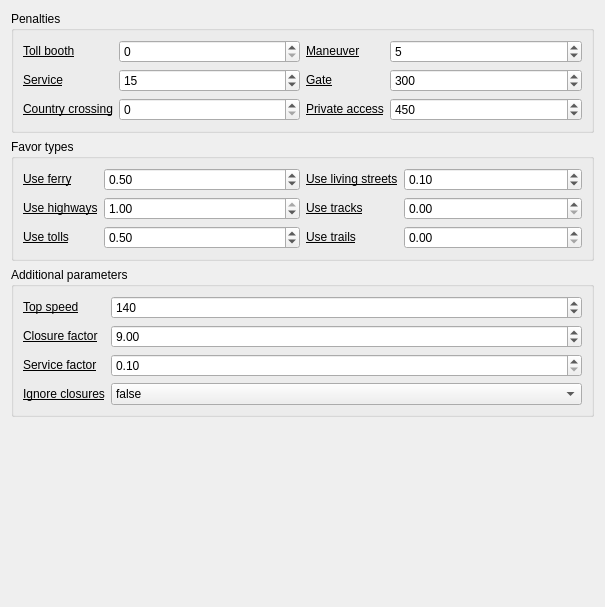
nilsnolde/valhalla-qgis-plugin, file valhalla/resources/ui/routing_settings_valhalla_mbike_widget.ui: the form before one commit.
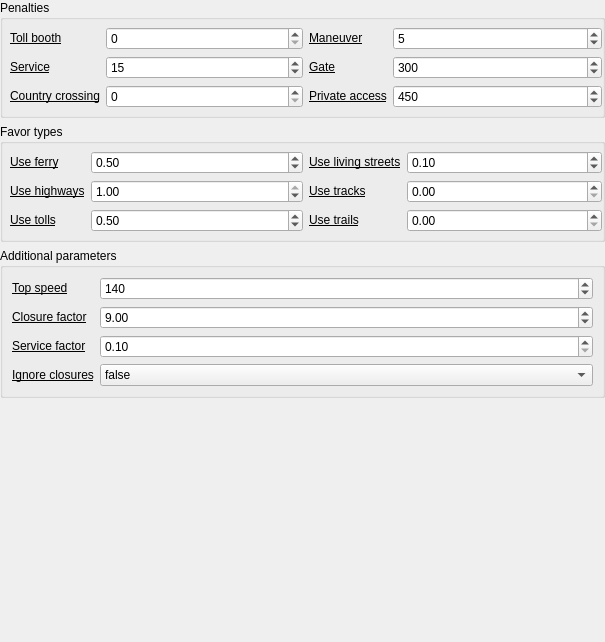
The form after the commit. Custom widgets are drawn as their Qt base class.

Diff of the .ui file:
```diff
--- a/valhalla/resources/ui/routing_settings_valhalla_mbike_widget.ui
+++ b/valhalla/resources/ui/routing_settings_valhalla_mbike_widget.ui
@@ -7,13 +7,25 @@
     <x>0</x>
     <y>0</y>
     <width>605</width>
-    <height>607</height>
+    <height>642</height>
    </rect>
   </property>
   <property name="windowTitle">
    <string>Form</string>
   </property>
   <layout class="QVBoxLayout" name="verticalLayout">
+   <property name="leftMargin">
+    <number>0</number>
+   </property>
+   <property name="topMargin">
+    <number>0</number>
+   </property>
+   <property name="rightMargin">
+    <number>0</number>
+   </property>
+   <property name="bottomMargin">
+    <number>0</number>
+   </property>
    <item>
     <widget class="QgsCollapsibleGroupBox" name="penalties_box">
      <property name="toolTip">
@@ -26,6 +38,18 @@
       <bool>false</bool>
      </property>
      <layout class="QHBoxLayout" name="horizontalLayout_7">
+      <property name="leftMargin">
+       <number>7</number>
+      </property>
+      <property name="topMargin">
+       <number>7</number>
+      </property>
+      <property name="rightMargin">
+       <number>0</number>
+      </property>
+      <property name="bottomMargin">
+       <number>7</number>
+      </property>
       <item>
        <layout class="QFormLayout" name="penalties_column_1">
         <item row="0" column="0">
@@ -34,7 +58,7 @@
            <string>&lt;html&gt;&lt;head/&gt;&lt;body&gt;&lt;p&gt;A penalty applied to the cost when a toll&lt;a href=&quot;http://wiki.openstreetmap.org/wiki/Tag:barrier%3Dtoll_booth&quot;&gt;&lt;span style=&quot; text-decoration: underline; color:#0068da;&quot;/&gt;&lt;/a&gt;booth is encountered.&lt;/p&gt;&lt;/body&gt;&lt;/html&gt;</string>
           </property>
           <property name="text">
-           <string>&lt;html&gt;&lt;head/&gt;&lt;body&gt;&lt;p&gt;&lt;a href=&quot;https://github.com/valhalla/valhalla/blob/master/docs/api/turn-by-turn/api-reference.md#automobile-and-bus-costing-options&quot;&gt;&lt;span style=&quot; text-decoration: underline; color:#000000;&quot;&gt;Toll booth&lt;/span&gt;&lt;/a&gt;&lt;/p&gt;&lt;/body&gt;&lt;/html&gt;</string>
+           <string>&lt;html&gt;&lt;head/&gt;&lt;body&gt;&lt;p&gt;&lt;a href=&quot;https://valhalla.github.io/valhalla/api/turn-by-turn/api-reference.md#automobile-and-bus-costing-options&quot;&gt;&lt;span style=&quot; text-decoration: underline; color:#000000;&quot;&gt;Toll booth&lt;/span&gt;&lt;/a&gt;&lt;/p&gt;&lt;/body&gt;&lt;/html&gt;</string>
           </property>
           <property name="openExternalLinks">
            <bool>true</bool>
@@ -71,7 +95,7 @@
            <string>&lt;html&gt;&lt;head/&gt;&lt;body&gt;&lt;p&gt;A penalty applied for transition to generic service road. &lt;/p&gt;&lt;/body&gt;&lt;/html&gt;</string>
           </property>
           <property name="text">
-           <string>&lt;html&gt;&lt;head/&gt;&lt;body&gt;&lt;p&gt;&lt;a href=&quot;https://github.com/valhalla/valhalla/blob/master/docs/api/turn-by-turn/api-reference.md#automobile-and-bus-costing-options&quot;&gt;&lt;span style=&quot; text-decoration: underline; color:#000000;&quot;&gt;Service&lt;/span&gt;&lt;/a&gt;&lt;/p&gt;&lt;/body&gt;&lt;/html&gt;</string>
+           <string>&lt;html&gt;&lt;head/&gt;&lt;body&gt;&lt;p&gt;&lt;a href=&quot;https://valhalla.github.io/valhalla/api/turn-by-turn/api-reference.md#automobile-and-bus-costing-options&quot;&gt;&lt;span style=&quot; text-decoration: underline; color:#000000;&quot;&gt;Service&lt;/span&gt;&lt;/a&gt;&lt;/p&gt;&lt;/body&gt;&lt;/html&gt;</string>
           </property>
           <property name="openExternalLinks">
            <bool>true</bool>
@@ -84,7 +108,7 @@
            <string>&lt;html&gt;&lt;head/&gt;&lt;body&gt;&lt;table border=&quot;0&quot; style=&quot; margin-top:0px; margin-bottom:0px; margin-left:0px; margin-right:0px;&quot; cellspacing=&quot;2&quot; cellpadding=&quot;0&quot;&gt;&lt;tr&gt;&lt;td/&gt;&lt;td&gt;&lt;p&gt;A penalty applied for a country crossing.&lt;/p&gt;&lt;/td&gt;&lt;/tr&gt;&lt;/table&gt;&lt;/body&gt;&lt;/html&gt;</string>
           </property>
           <property name="text">
-           <string>&lt;html&gt;&lt;head/&gt;&lt;body&gt;&lt;p&gt;&lt;a href=&quot;https://github.com/valhalla/valhalla/blob/master/docs/api/turn-by-turn/api-reference.md#automobile-and-bus-costing-options&quot;&gt;&lt;span style=&quot; text-decoration: underline; color:#000000;&quot;&gt;Country crossing&lt;/span&gt;&lt;/a&gt;&lt;/p&gt;&lt;/body&gt;&lt;/html&gt;</string>
+           <string>&lt;html&gt;&lt;head/&gt;&lt;body&gt;&lt;p&gt;&lt;a href=&quot;https://valhalla.github.io/valhalla/api/turn-by-turn/api-reference.md#automobile-and-bus-costing-options&quot;&gt;&lt;span style=&quot; text-decoration: underline; color:#000000;&quot;&gt;Country crossing&lt;/span&gt;&lt;/a&gt;&lt;/p&gt;&lt;/body&gt;&lt;/html&gt;</string>
           </property>
           <property name="openExternalLinks">
            <bool>true</bool>
@@ -101,7 +125,7 @@
            <string>&lt;html&gt;&lt;head/&gt;&lt;body&gt;&lt;p&gt;A penalty applied when transitioning between roads that do not have consistent naming–in other words, no road names in common.&lt;/p&gt;&lt;/body&gt;&lt;/html&gt;</string>
           </property>
           <property name="text">
-           <string>&lt;html&gt;&lt;head/&gt;&lt;body&gt;&lt;p&gt;&lt;a href=&quot;https://github.com/valhalla/valhalla/blob/master/docs/api/turn-by-turn/api-reference.md#automobile-and-bus-costing-options&quot;&gt;&lt;span style=&quot; text-decoration: underline; color:#000000;&quot;&gt;Maneuver&lt;/span&gt;&lt;/a&gt;&lt;/p&gt;&lt;/body&gt;&lt;/html&gt;</string>
+           <string>&lt;html&gt;&lt;head/&gt;&lt;body&gt;&lt;p&gt;&lt;a href=&quot;https://valhalla.github.io/valhalla/api/turn-by-turn/api-reference.md#automobile-and-bus-costing-options&quot;&gt;&lt;span style=&quot; text-decoration: underline; color:#000000;&quot;&gt;Maneuver&lt;/span&gt;&lt;/a&gt;&lt;/p&gt;&lt;/body&gt;&lt;/html&gt;</string>
           </property>
           <property name="openExternalLinks">
            <bool>true</bool>
@@ -134,7 +158,7 @@
            <string>&lt;html&gt;&lt;head/&gt;&lt;body&gt;&lt;p&gt;A penalty applied when a gate with no access information is on the road.&lt;/p&gt;&lt;/body&gt;&lt;/html&gt;</string>
           </property>
           <property name="text">
-           <string>&lt;html&gt;&lt;head/&gt;&lt;body&gt;&lt;p&gt;&lt;a href=&quot;https://github.com/valhalla/valhalla/blob/master/docs/api/turn-by-turn/api-reference.md#automobile-and-bus-costing-options&quot;&gt;&lt;span style=&quot; text-decoration: underline; color:#000000;&quot;&gt;Gate&lt;/span&gt;&lt;/a&gt;&lt;/p&gt;&lt;/body&gt;&lt;/html&gt;</string>
+           <string>&lt;html&gt;&lt;head/&gt;&lt;body&gt;&lt;p&gt;&lt;a href=&quot;https://valhalla.github.io/valhalla/api/turn-by-turn/api-reference.md#automobile-and-bus-costing-options&quot;&gt;&lt;span style=&quot; text-decoration: underline; color:#000000;&quot;&gt;Gate&lt;/span&gt;&lt;/a&gt;&lt;/p&gt;&lt;/body&gt;&lt;/html&gt;</string>
           </property>
           <property name="openExternalLinks">
            <bool>true</bool>
@@ -157,7 +181,7 @@
            <string>&lt;html&gt;&lt;head/&gt;&lt;body&gt;&lt;p&gt;A penalty applied when a gate or bollard with &lt;span style=&quot; font-family:'.SF NS Mono';&quot;&gt;access=private&lt;/span&gt; is encountered. &lt;/p&gt;&lt;/body&gt;&lt;/html&gt;</string>
           </property>
           <property name="text">
-           <string>&lt;html&gt;&lt;head/&gt;&lt;body&gt;&lt;p&gt;&lt;a href=&quot;https://github.com/valhalla/valhalla/blob/master/docs/api/turn-by-turn/api-reference.md#automobile-and-bus-costing-options&quot;&gt;&lt;span style=&quot; text-decoration: underline; color:#000000;&quot;&gt;Private access&lt;/span&gt;&lt;/a&gt;&lt;/p&gt;&lt;/body&gt;&lt;/html&gt;</string>
+           <string>&lt;html&gt;&lt;head/&gt;&lt;body&gt;&lt;p&gt;&lt;a href=&quot;https://valhalla.github.io/valhalla/api/turn-by-turn/api-reference.md#automobile-and-bus-costing-options&quot;&gt;&lt;span style=&quot; text-decoration: underline; color:#000000;&quot;&gt;Private access&lt;/span&gt;&lt;/a&gt;&lt;/p&gt;&lt;/body&gt;&lt;/html&gt;</string>
           </property>
           <property name="openExternalLinks">
            <bool>true</bool>
@@ -178,6 +202,18 @@
       <string>Favor types</string>
      </property>
      <layout class="QHBoxLayout" name="horizontalLayout_4">
+      <property name="leftMargin">
+       <number>7</number>
+      </property>
+      <property name="topMargin">
+       <number>7</number>
+      </property>
+      <property name="rightMargin">
+       <number>0</number>
+      </property>
+      <property name="bottomMargin">
+       <number>7</number>
+      </property>
       <item>
        <layout class="QFormLayout" name="formLayout_4">
         <item row="0" column="1">
@@ -212,7 +248,7 @@
            <string>&lt;html&gt;&lt;head/&gt;&lt;body&gt;&lt;p&gt;This value indicates the willingness to take ferries.&lt;/p&gt;&lt;/body&gt;&lt;/html&gt;</string>
           </property>
           <property name="text">
-           <string>&lt;html&gt;&lt;head/&gt;&lt;body&gt;&lt;p&gt;&lt;a href=&quot;https://github.com/valhalla/valhalla/blob/master/docs/api/turn-by-turn/api-reference.md#automobile-and-bus-costing-options&quot;&gt;&lt;span style=&quot; text-decoration: underline; color:#000000;&quot;&gt;Use ferry&lt;/span&gt;&lt;/a&gt;&lt;/p&gt;&lt;/body&gt;&lt;/html&gt;</string>
+           <string>&lt;html&gt;&lt;head/&gt;&lt;body&gt;&lt;p&gt;&lt;a href=&quot;https://valhalla.github.io/valhalla/api/turn-by-turn/api-reference.md#automobile-and-bus-costing-options&quot;&gt;&lt;span style=&quot; text-decoration: underline; color:#000000;&quot;&gt;Use ferry&lt;/span&gt;&lt;/a&gt;&lt;/p&gt;&lt;/body&gt;&lt;/html&gt;</string>
           </property>
           <property name="openExternalLinks">
            <bool>true</bool>
@@ -225,7 +261,7 @@
            <string>&lt;html&gt;&lt;head/&gt;&lt;body&gt;&lt;p&gt;A riders's propensity to prefer the use of highways.&lt;/p&gt;&lt;/body&gt;&lt;/html&gt;</string>
           </property>
           <property name="text">
-           <string>&lt;html&gt;&lt;head/&gt;&lt;body&gt;&lt;p&gt;&lt;a href=&quot;https://github.com/valhalla/valhalla/blob/master/docs/api/turn-by-turn/api-reference.md#motorcycle-costing-options---beta&quot;&gt;&lt;span style=&quot; text-decoration: underline; color:#000000;&quot;&gt;Use highways&lt;/span&gt;&lt;/a&gt;&lt;/p&gt;&lt;/body&gt;&lt;/html&gt;</string>
+           <string>&lt;html&gt;&lt;head/&gt;&lt;body&gt;&lt;p&gt;&lt;a href=&quot;https://valhalla.github.io/valhalla/api/turn-by-turn/api-reference.md#motorcycle-costing-options---beta&quot;&gt;&lt;span style=&quot; text-decoration: underline; color:#000000;&quot;&gt;Use highways&lt;/span&gt;&lt;/a&gt;&lt;/p&gt;&lt;/body&gt;&lt;/html&gt;</string>
           </property>
           <property name="openExternalLinks">
            <bool>true</bool>
@@ -251,7 +287,7 @@
            <string>&lt;html&gt;&lt;head/&gt;&lt;body&gt;&lt;p&gt;This value indicates the willingness to take roads with tolls.&lt;/p&gt;&lt;/body&gt;&lt;/html&gt;</string>
           </property>
           <property name="text">
-           <string>&lt;html&gt;&lt;head/&gt;&lt;body&gt;&lt;p&gt;&lt;a href=&quot;https://github.com/valhalla/valhalla/blob/master/docs/api/turn-by-turn/api-reference.md#automobile-and-bus-costing-options&quot;&gt;&lt;span style=&quot; text-decoration: underline; color:#000000;&quot;&gt;Use tolls&lt;/span&gt;&lt;/a&gt;&lt;/p&gt;&lt;/body&gt;&lt;/html&gt;</string>
+           <string>&lt;html&gt;&lt;head/&gt;&lt;body&gt;&lt;p&gt;&lt;a href=&quot;https://valhalla.github.io/valhalla/api/turn-by-turn/api-reference.md#automobile-and-bus-costing-options&quot;&gt;&lt;span style=&quot; text-decoration: underline; color:#000000;&quot;&gt;Use tolls&lt;/span&gt;&lt;/a&gt;&lt;/p&gt;&lt;/body&gt;&lt;/html&gt;</string>
           </property>
           <property name="openExternalLinks">
            <bool>true</bool>
@@ -268,7 +304,7 @@
            <string>&lt;html&gt;&lt;head/&gt;&lt;body&gt;&lt;p&gt;This value indicates the willingness to take living streets.&lt;/p&gt;&lt;/body&gt;&lt;/html&gt;</string>
           </property>
           <property name="text">
-           <string>&lt;html&gt;&lt;head/&gt;&lt;body&gt;&lt;p&gt;&lt;a href=&quot;https://github.com/valhalla/valhalla/blob/master/docs/api/turn-by-turn/api-reference.md#automobile-and-bus-costing-options&quot;&gt;&lt;span style=&quot; text-decoration: underline; color:#000000;&quot;&gt;Use living streets&lt;/span&gt;&lt;/a&gt;&lt;/p&gt;&lt;/body&gt;&lt;/html&gt;</string>
+           <string>&lt;html&gt;&lt;head/&gt;&lt;body&gt;&lt;p&gt;&lt;a href=&quot;https://valhalla.github.io/valhalla/api/turn-by-turn/api-reference.md#automobile-and-bus-costing-options&quot;&gt;&lt;span style=&quot; text-decoration: underline; color:#000000;&quot;&gt;Use living streets&lt;/span&gt;&lt;/a&gt;&lt;/p&gt;&lt;/body&gt;&lt;/html&gt;</string>
           </property>
           <property name="openExternalLinks">
            <bool>true</bool>
@@ -281,7 +317,7 @@
            <string>&lt;html&gt;&lt;head/&gt;&lt;body&gt;&lt;p&gt;This value indicates the willingness to take track roads.&lt;/p&gt;&lt;/body&gt;&lt;/html&gt;</string>
           </property>
           <property name="text">
-           <string>&lt;html&gt;&lt;head/&gt;&lt;body&gt;&lt;p&gt;&lt;a href=&quot;https://github.com/valhalla/valhalla/blob/master/docs/api/turn-by-turn/api-reference.md#automobile-and-bus-costing-options&quot;&gt;&lt;span style=&quot; text-decoration: underline; color:#000000;&quot;&gt;Use tracks&lt;/span&gt;&lt;/a&gt;&lt;/p&gt;&lt;/body&gt;&lt;/html&gt;</string>
+           <string>&lt;html&gt;&lt;head/&gt;&lt;body&gt;&lt;p&gt;&lt;a href=&quot;https://valhalla.github.io/valhalla/api/turn-by-turn/api-reference.md#automobile-and-bus-costing-options&quot;&gt;&lt;span style=&quot; text-decoration: underline; color:#000000;&quot;&gt;Use tracks&lt;/span&gt;&lt;/a&gt;&lt;/p&gt;&lt;/body&gt;&lt;/html&gt;</string>
           </property>
           <property name="openExternalLinks">
            <bool>true</bool>
@@ -314,7 +350,7 @@
         <item row="2" column="0">
          <widget class="QLabel" name="use_trails_label">
           <property name="text">
-           <string>&lt;html&gt;&lt;head/&gt;&lt;body&gt;&lt;p&gt;&lt;a href=&quot;https://github.com/valhalla/valhalla/blob/master/docs/api/turn-by-turn/api-reference.md#motorcycle-costing-options---beta&quot;&gt;&lt;span style=&quot; text-decoration: underline; color:#000000;&quot;&gt;Use trails&lt;/span&gt;&lt;/a&gt;&lt;/p&gt;&lt;/body&gt;&lt;/html&gt;</string>
+           <string>&lt;html&gt;&lt;head/&gt;&lt;body&gt;&lt;p&gt;&lt;a href=&quot;https://valhalla.github.io/valhalla/api/turn-by-turn/api-reference.md#motorcycle-costing-options---beta&quot;&gt;&lt;span style=&quot; text-decoration: underline; color:#000000;&quot;&gt;Use trails&lt;/span&gt;&lt;/a&gt;&lt;/p&gt;&lt;/body&gt;&lt;/html&gt;</string>
           </property>
          </widget>
         </item>
@@ -345,7 +381,7 @@
          <string>&lt;html&gt;&lt;head/&gt;&lt;body&gt;&lt;p&gt;Top speed the vehicle can go. Also used to avoid roads with higher speeds than this value. &lt;span style=&quot; font-family:'.SF NS Mono';&quot;&gt;top_speed&lt;/span&gt; must be between 10 and 252 KPH.&lt;/p&gt;&lt;/body&gt;&lt;/html&gt;</string>
         </property>
         <property name="text">
-         <string>&lt;html&gt;&lt;head/&gt;&lt;body&gt;&lt;p&gt;&lt;a href=&quot;https://github.com/valhalla/valhalla/blob/master/docs/api/turn-by-turn/api-reference.md#automobile-and-bus-costing-options&quot;&gt;&lt;span style=&quot; text-decoration: underline; color:#000000;&quot;&gt;Top speed&lt;/span&gt;&lt;/a&gt;&lt;/p&gt;&lt;/body&gt;&lt;/html&gt;</string>
+         <string>&lt;html&gt;&lt;head/&gt;&lt;body&gt;&lt;p&gt;&lt;a href=&quot;https://valhalla.github.io/valhalla/api/turn-by-turn/api-reference.md#automobile-and-bus-costing-options&quot;&gt;&lt;span style=&quot; text-decoration: underline; color:#000000;&quot;&gt;Top speed&lt;/span&gt;&lt;/a&gt;&lt;/p&gt;&lt;/body&gt;&lt;/html&gt;</string>
         </property>
         <property name="openExternalLinks">
          <bool>true</bool>
@@ -371,7 +407,7 @@
          <string>&lt;html&gt;&lt;head/&gt;&lt;body&gt;&lt;p&gt;A factor that penalizes the cost when traversing a closed edge. Its value can range from &lt;span style=&quot; font-family:'.SF NS Mono';&quot;&gt;1.0&lt;/span&gt; - don't penalize closed edges, to &lt;span style=&quot; font-family:'.SF NS Mono';&quot;&gt;10.0&lt;/span&gt; - apply high cost penalty to closed edges.&lt;/p&gt;&lt;/body&gt;&lt;/html&gt;</string>
         </property>
         <property name="text">
-         <string>&lt;html&gt;&lt;head/&gt;&lt;body&gt;&lt;p&gt;&lt;a href=&quot;https://github.com/valhalla/valhalla/blob/master/docs/api/turn-by-turn/api-reference.md#automobile-and-bus-costing-options&quot;&gt;&lt;span style=&quot; text-decoration: underline; color:#000000;&quot;&gt;Closure factor&lt;/span&gt;&lt;/a&gt;&lt;/p&gt;&lt;/body&gt;&lt;/html&gt;</string>
+         <string>&lt;html&gt;&lt;head/&gt;&lt;body&gt;&lt;p&gt;&lt;a href=&quot;https://valhalla.github.io/valhalla/api/turn-by-turn/api-reference.md#automobile-and-bus-costing-options&quot;&gt;&lt;span style=&quot; text-decoration: underline; color:#000000;&quot;&gt;Closure factor&lt;/span&gt;&lt;/a&gt;&lt;/p&gt;&lt;/body&gt;&lt;/html&gt;</string>
         </property>
         <property name="openExternalLinks">
          <bool>true</bool>
@@ -400,7 +436,7 @@
          <string>&lt;html&gt;&lt;head/&gt;&lt;body&gt;&lt;p&gt;A factor that modifies (multiplies) the cost when generic service roads are encountered.&lt;/p&gt;&lt;/body&gt;&lt;/html&gt;</string>
         </property>
         <property name="text">
-         <string>&lt;html&gt;&lt;head/&gt;&lt;body&gt;&lt;p&gt;&lt;a href=&quot;https://github.com/valhalla/valhalla/blob/master/docs/api/turn-by-turn/api-reference.md#automobile-and-bus-costing-options&quot;&gt;&lt;span style=&quot; text-decoration: underline; color:#000000;&quot;&gt;Service factor&lt;/span&gt;&lt;/a&gt;&lt;/p&gt;&lt;/body&gt;&lt;/html&gt;</string>
+         <string>&lt;html&gt;&lt;head/&gt;&lt;body&gt;&lt;p&gt;&lt;a href=&quot;https://valhalla.github.io/valhalla/api/turn-by-turn/api-reference.md#automobile-and-bus-costing-options&quot;&gt;&lt;span style=&quot; text-decoration: underline; color:#000000;&quot;&gt;Service factor&lt;/span&gt;&lt;/a&gt;&lt;/p&gt;&lt;/body&gt;&lt;/html&gt;</string>
         </property>
         <property name="openExternalLinks">
          <bool>true</bool>
@@ -426,7 +462,7 @@
          <string>&lt;html&gt;&lt;head/&gt;&lt;body&gt;&lt;p&gt;If set to &lt;span style=&quot; font-family:'.SF NS Mono';&quot;&gt;true&lt;/span&gt;, ignores all closures, marked due to live traffic closures, during routing. &lt;/p&gt;&lt;/body&gt;&lt;/html&gt;</string>
         </property>
         <property name="text">
-         <string>&lt;html&gt;&lt;head/&gt;&lt;body&gt;&lt;p&gt;&lt;a href=&quot;https://github.com/valhalla/valhalla/blob/master/docs/api/turn-by-turn/api-reference.md#automobile-and-bus-costing-options&quot;&gt;&lt;span style=&quot; text-decoration: underline; color:#000000;&quot;&gt;Ignore closures&lt;/span&gt;&lt;/a&gt;&lt;/p&gt;&lt;/body&gt;&lt;/html&gt;</string>
+         <string>&lt;html&gt;&lt;head/&gt;&lt;body&gt;&lt;p&gt;&lt;a href=&quot;https://valhalla.github.io/valhalla/api/turn-by-turn/api-reference.md#automobile-and-bus-costing-options&quot;&gt;&lt;span style=&quot; text-decoration: underline; color:#000000;&quot;&gt;Ignore closures&lt;/span&gt;&lt;/a&gt;&lt;/p&gt;&lt;/body&gt;&lt;/html&gt;</string>
         </property>
         <property name="openExternalLinks">
          <bool>true</bool>
```
Left out of the diff: 8 changed lines with no effect on the pictures.
